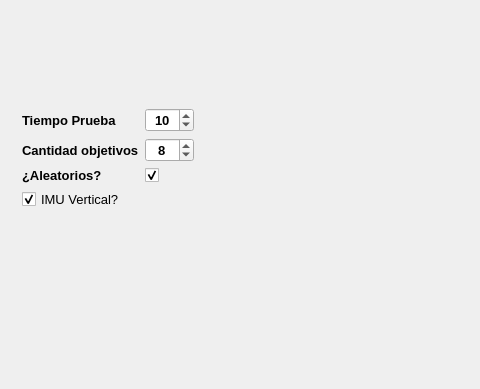
hectorda/Bio-Feedback, file mainwindow.ui: the form before one commit; both pictures show x 0 to 480 and y 252 to 641 of the 781 by 641 pixel window.
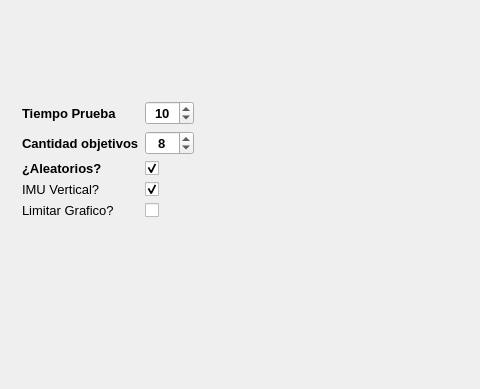
The form after the commit. Icons and pictures are not drawn. Custom widgets are drawn as their Qt base class.

Commit message: Limitar Grafico al radio exterior

Diff of the .ui file:
```diff
--- a/mainwindow.ui
+++ b/mainwindow.ui
@@ -396,15 +396,36 @@
              </widget>
             </item>
             <item row="3" column="0">
-             <widget class="QCheckBox" name="checkBoxImuVertical">
+             <widget class="QLabel" name="label_8">
               <property name="text">
                <string>IMU Vertical?</string>
               </property>
+             </widget>
+            </item>
+            <item row="3" column="1">
+             <widget class="QCheckBox" name="checkBoxImuVertical">
+              <property name="text">
+               <string/>
+              </property>
               <property name="checked">
                <bool>true</bool>
               </property>
              </widget>
             </item>
+            <item row="4" column="0">
+             <widget class="QLabel" name="label_9">
+              <property name="text">
+               <string>Limitar Grafico?</string>
+              </property>
+             </widget>
+            </item>
+            <item row="4" column="1">
+             <widget class="QCheckBox" name="checkBoxLimitarGrafico">
+              <property name="text">
+               <string/>
+              </property>
+             </widget>
+            </item>
            </layout>
           </item>
           <item>
```
Left out of the diff: 42 changed lines with no effect on the pictures. The commit also changes 2 other files.
